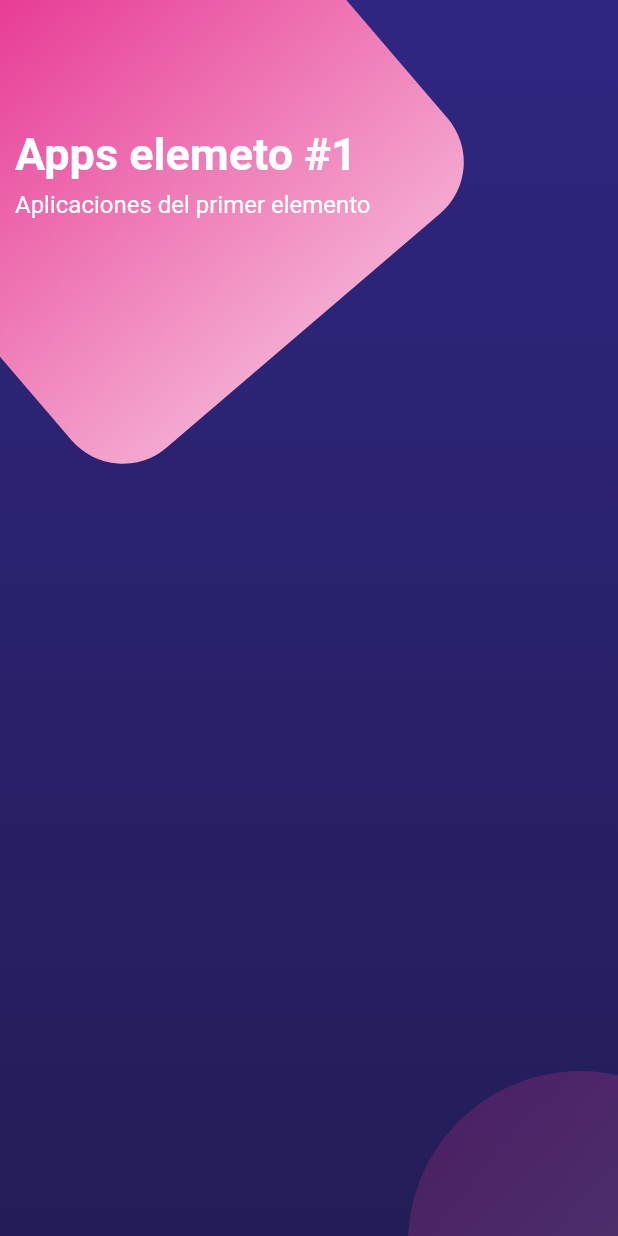
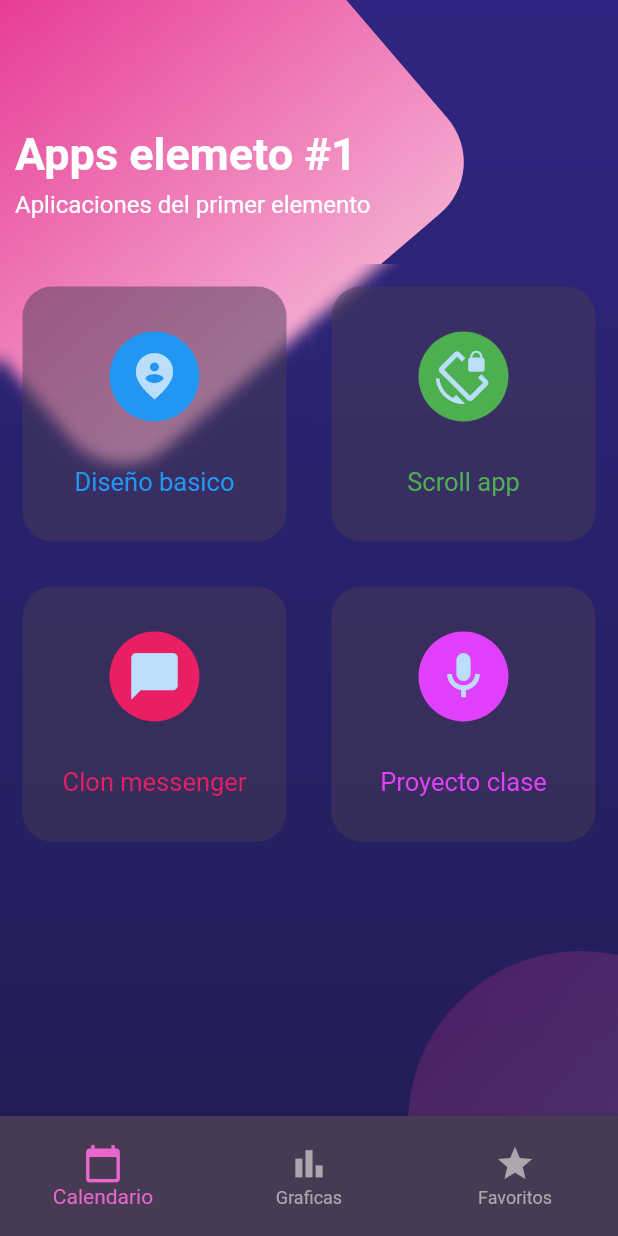
Before and after one commit to ismaelgomez98/Dise-osApp-grupo-TI5-2, a Flutter app: the screen it shows after launch, on a phone screen of 412 x 824 dp. Run offline on Flutter 3.47's test engine with Material 2 defaults, Android fonts, the light colour scheme and no system bars.

Commit message:
Se termino el menu con todas sus implementaciones

```diff
--- a/lib/src/pages/diseno_basico.dart
+++ b/lib/src/pages/diseno_basico.dart
@@ -1,3 +1,4 @@
+import 'package:disenos2/src/widgets/float_buttom_back.dart';
 import 'package:flutter/cupertino.dart';
 import 'package:flutter/material.dart';
 
@@ -14,6 +15,7 @@ class DisenoBasico extends StatelessWidget {
           _textDesc(),
         ],
       ),
+      floatingActionButton: FloatButtomBack(),
     );
   }
 
--- a/lib/src/pages/home_messenger.dart
+++ b/lib/src/pages/home_messenger.dart
@@ -1,5 +1,6 @@
 import 'package:disenos2/src/widgets/avatar_active.dart';
 import 'package:disenos2/src/widgets/campo_texto.dart';
+import 'package:disenos2/src/widgets/float_buttom_back.dart';
 import 'package:flutter/material.dart';
 
 class HomeMessenger extends StatelessWidget {
@@ -19,6 +20,8 @@ class HomeMessenger extends StatelessWidget {
       body: ListView(
         children: [_textBuscar(), _pageViewUser(), _columnUser()],
       ),
+      floatingActionButton: FloatButtomBack(),
+      floatingActionButtonLocation: FloatingActionButtonLocation.centerDocked,
       bottomNavigationBar: BottomNavigationBar(items: [
         BottomNavigationBarItem(
             icon: Icon(Icons.chat_bubble, size: 30.0), label: 'Chats'),
--- a/lib/src/pages/menu_page.dart
+++ b/lib/src/pages/menu_page.dart
@@ -1,4 +1,7 @@
+import 'dart:ui';
+
 import 'package:disenos2/src/widgets/backgound_widget.dart';
+import 'package:disenos2/src/widgets/menu_abajo.dart';
 import 'package:flutter/material.dart';
 
 class MenuPage extends StatelessWidget {
@@ -9,19 +12,24 @@ class MenuPage extends StatelessWidget {
         child: Stack(
           children: [
             BackgroundWidget(),
-            Column(
-              children: [
-                _textMenu(),
-              ],
+            SingleChildScrollView(
+              child: Column(
+                children: [
+                  _textMenu(),
+                  _obcionesMenu(context),
+                ],
+              ),
             )
           ],
         ),
       ),
+      bottomNavigationBar: MenuAbajoApp(),
     );
   }
 
   Widget _textMenu() {
     return Container(
+      width: double.infinity,
       margin: EdgeInsets.only(top: 85.0, left: 10.0),
       child: Column(
         crossAxisAlignment: CrossAxisAlignment.start,
@@ -34,7 +42,9 @@ class MenuPage extends StatelessWidget {
               fontSize: 30.0,
             ),
           ),
-          SizedBox(height: 7.0,),
+          SizedBox(
+            height: 7.0,
+          ),
           Text(
             'Aplicaciones del primer elemento',
             style: TextStyle(
@@ -46,4 +56,93 @@ class MenuPage extends StatelessWidget {
       ),
     );
   }
+
+  Widget _obcionesMenu(BuildContext context) {
+    return Container(
+      margin: EdgeInsets.only(top: 30.0),
+      child: Table(
+        children: [
+          TableRow(
+            children: [
+              _contenidoMenu(
+                context: context,
+                texto: 'Diseño basico',
+                color: Colors.blue,
+                icono: Icons.person_pin_circle_sharp,
+                ruta: '/disenoBasico',
+              ),
+              _contenidoMenu(
+                context: context,
+                texto: 'Scroll app',
+                color: Colors.green,
+                icono: Icons.screen_lock_rotation_outlined,
+                ruta: '/scrollBasico',
+              ),
+            ],
+          ),
+          TableRow(
+            children: [
+              _contenidoMenu(
+                context: context,
+                texto: 'Clon messenger',
+                color: Colors.pink,
+                icono: Icons.messenger,
+                ruta: '/homeMessenger',
+              ),
+              _contenidoMenu(
+                context: context,
+                texto: 'Proyecto clase',
+                icono: Icons.mic_outlined,
+                color: Colors.purpleAccent,
+                ruta: '/prueba_ui',
+              ),
+            ],
+          ),
+        ],
+      ),
+    );
+  }
+
+  Widget _contenidoMenu({
+    required BuildContext context,
+    Color? color,
+    IconData? icono,
+    required String texto,
+    required String ruta,
+  }) {
+    return ClipRRect(
+      child: BackdropFilter(
+        filter: ImageFilter.blur(sigmaX: 5.0, sigmaY: 5.0),
+        child: GestureDetector(
+          onTap: () => Navigator.pushNamed(context, ruta),
+          child: Container(
+            child: Column(
+              mainAxisAlignment: MainAxisAlignment.center,
+              children: [
+                CircleAvatar(
+                  radius: 30.0,
+                  backgroundColor: color,
+                  child: Icon(
+                    icono,
+                    size: 37.0,
+                  ),
+                ),
+                SizedBox(height: 30.0),
+                Text(
+                  texto,
+                  style: TextStyle(color: color, fontSize: 17.0),
+                )
+              ],
+            ),
+            decoration: BoxDecoration(
+              borderRadius: BorderRadius.circular(20.0),
+              color: Color.fromRGBO(71, 59, 84, 0.5),
+            ),
+            margin: EdgeInsets.all(15.0),
+            height: 170.0,
+          ),
+        ),
+      ),
+    );
+  }
 }
--- a/lib/src/pages/prueba_ui_page.dart
+++ b/lib/src/pages/prueba_ui_page.dart
@@ -1,4 +1,5 @@
 import 'package:disenos2/src/widgets/circle_avatar_widget.dart';
+import 'package:disenos2/src/widgets/float_buttom_back.dart';
 import 'package:disenos2/src/widgets/icon_button_widget.dart';
 import 'package:disenos2/src/widgets/menu_abajo_widget.dart';
 import 'package:disenos2/src/widgets/stack_widget.dart';
@@ -21,7 +22,7 @@ class PruebaUi extends StatelessWidget {
       ),
       body: Center(
         child: Container(
-          margin: EdgeInsets.only(top:20.0),
+          margin: EdgeInsets.only(top: 20.0),
           child: Column(
             children: [
               Container(
@@ -74,7 +75,9 @@ class PruebaUi extends StatelessWidget {
           ),
         ),
       ),
+      floatingActionButton: FloatButtomBack(),
       bottomNavigationBar: MenuAbajo(),
+      floatingActionButtonLocation: FloatingActionButtonLocation.centerDocked,
     );
   }
 }
--- a/lib/src/pages/scroll_basico.dart
+++ b/lib/src/pages/scroll_basico.dart
@@ -1,3 +1,4 @@
+import 'package:disenos2/src/widgets/float_buttom_back.dart';
 import 'package:flutter/material.dart';
 
 class ScrollBasico extends StatelessWidget {
@@ -12,6 +13,7 @@ class ScrollBasico extends StatelessWidget {
           _pagina2(),
         ],
       ),
+      floatingActionButton: FloatButtomBack(),
     );
   }
 
--- /dev/null
+++ b/lib/src/widgets/menu_abajo.dart
@@ -0,0 +1,30 @@
+import 'package:flutter/material.dart';
+
+class MenuAbajoApp extends StatelessWidget {
+  @override
+  Widget build(BuildContext context) {
+    return Container(
+      height: 80.0,
+      child: BottomNavigationBar(
+        iconSize: 27.0,
+        unselectedItemColor: Color.fromRGBO(175, 165, 173, 1.0),
+        selectedItemColor: Color.fromRGBO(233, 103, 205, 1.0),
+        backgroundColor:Color.fromRGBO(71, 59, 84, 1.0),
+        items: [
+          BottomNavigationBarItem(
+            icon: Icon(Icons.calendar_today),
+            label: 'Calendario',
+          ),
+          BottomNavigationBarItem(
+            icon: Icon(Icons.bar_chart),
+            label: 'Graficas',
+          ),
+          BottomNavigationBarItem(
+            icon: Icon(Icons.star),
+            label: 'Favoritos',
+          ),
+        ],
+      ),
+    );
+  }
+}
```
Also changed, not shown: lib/src/widgets/background_widget.dart (added, +43 -0 lines), lib/src/widgets/float_buttom_back.dart (added, +11 -0 lines).
